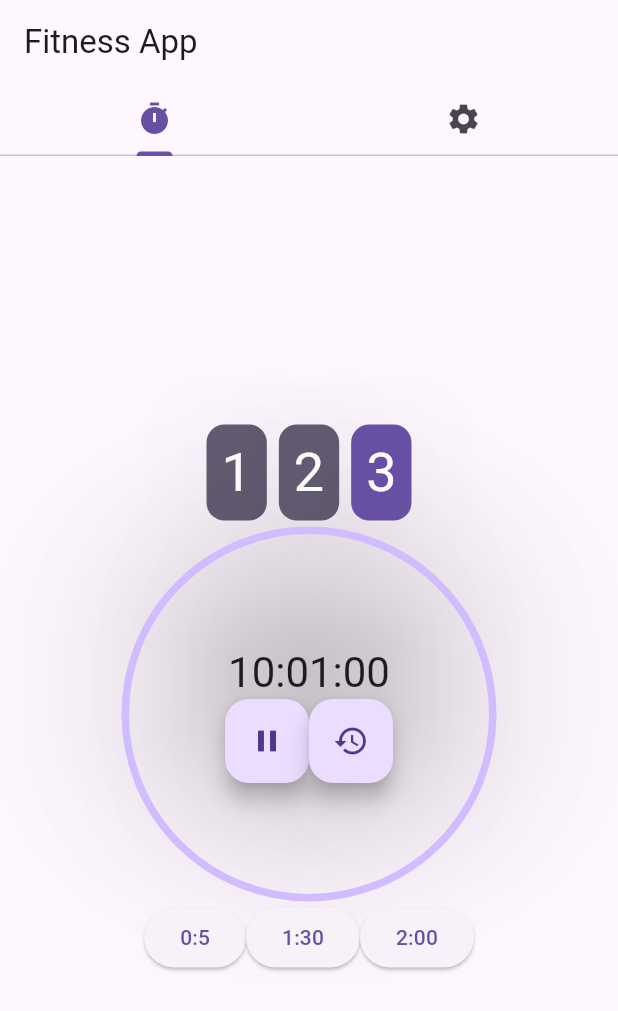
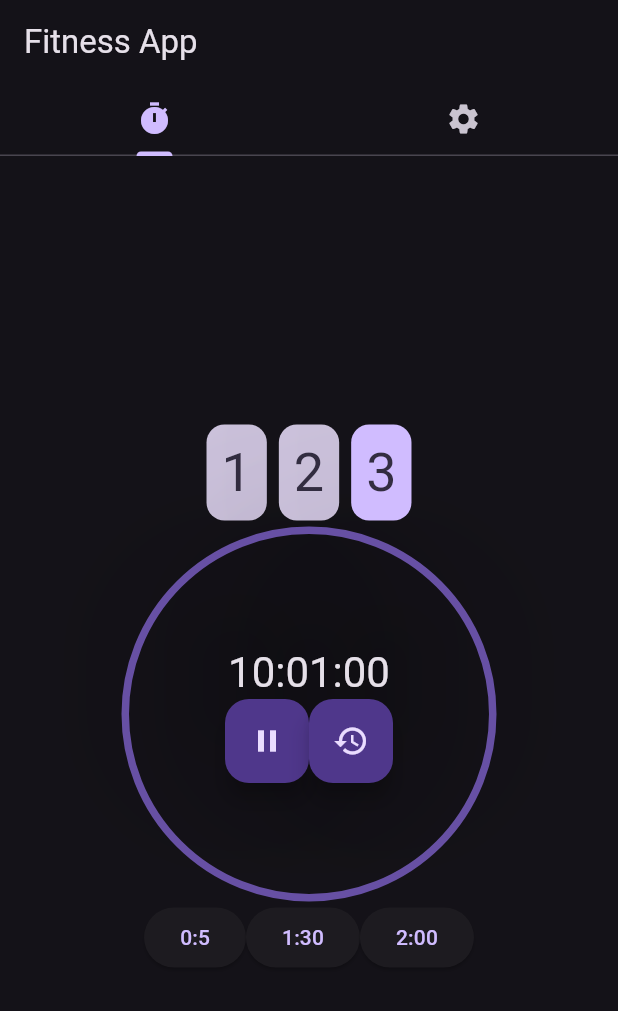
Before and after one commit to tlievre/fitness_stopwatch_app, a Flutter app: the screen it shows after launch, after a tap on the "play arrow" icon, on a phone screen of 412 x 824 dp. Shown: the top 1011 px of the screen. Run offline on Flutter 3.47's test engine with Material 3 defaults, Android fonts, the phone set to English and light mode, and no system bars.

Commit message:
fix dark theme button (now working)

```diff
--- a/lib/main.dart
+++ b/lib/main.dart
@@ -7,7 +7,10 @@ import 'package:provider/provider.dart';
 import 'providers/theme_provider.dart';
 
 void main() {
-  runApp(const MyApp());
+  runApp(MultiProvider(providers: [
+    ChangeNotifierProvider(create: (context) => TimerProvider(70, 1, 1, 3)),
+    ChangeNotifierProvider(create: (context) => ThemeProvider())
+  ], child: MyApp()));
 }
 
 class MyApp extends StatelessWidget {
@@ -16,18 +19,13 @@ class MyApp extends StatelessWidget {
   // This widget is the root of your application.
   @override
   Widget build(BuildContext context) {
-    return MultiProvider(
-      providers: [
-        ChangeNotifierProvider(create: (context) => TimerProvider(70, 1, 1, 3)),
-        ChangeNotifierProvider(create: (context) => ThemeProvider())
-      ],
-      child: MaterialApp(
-        title: 'Fitness Stopwatch App',
-        //theme: MyAppThemes.lightTheme,
-        //darkTheme: MyAppThemes.darkTheme,
-        // themeMode: ThemeMode.system,
-        home: const MyHomePage(),
-      ),
+    return MaterialApp(
+      title: 'Fitness Stopwatch App',
+      theme: ThemeData(
+          brightness: Provider.of<ThemeProvider>(context).isDarkMode
+              ? Brightness.dark
+              : Brightness.light),
+      home: const MyHomePage(),
     );
   }
 }
--- a/lib/pages/parameter_page.dart
+++ b/lib/pages/parameter_page.dart
@@ -1,4 +1,5 @@
 import 'package:fitness_stopwatch_app/providers/theme_provider.dart';
+import 'package:fitness_stopwatch_app/themes/themes.dart';
 import 'package:flutter/material.dart';
 import 'package:provider/provider.dart';
 
@@ -16,9 +17,7 @@ class ParameterPage extends StatelessWidget {
           Switch(
             value: isDarkMode,
             onChanged: (isOn) {
-              isOn
-                  ? themeProvider.toggleTheme(ThemeMode.light)
-                  : themeProvider.toggleTheme(ThemeMode.dark);
+              isOn ? themeProvider.toggleTheme() : themeProvider.toggleTheme();
             },
           ),
         ],
--- a/lib/providers/theme_provider.dart
+++ b/lib/providers/theme_provider.dart
@@ -1,9 +1,12 @@
 import 'package:flutter/material.dart';
 
 class ThemeProvider extends ChangeNotifier {
-  ThemeMode _themeMode = ThemeMode.system;
-  void toggleTheme(ThemeMode themeMode) {
-    _themeMode = themeMode;
+  bool _isDarkMode = true;
+
+  bool get isDarkMode => _isDarkMode;
+
+  void toggleTheme() {
+    _isDarkMode = !_isDarkMode;
     notifyListeners();
   }
 }
```
